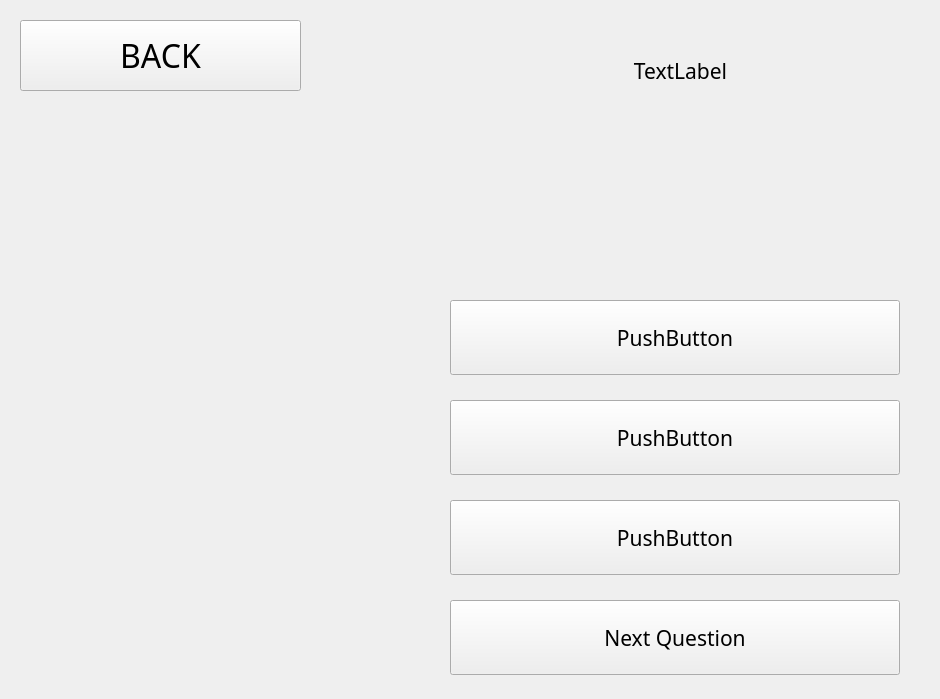
Old version of the form QtDesignerFiles/Quiz.ui in the repository hayrayl/AquaQuestSoftware.
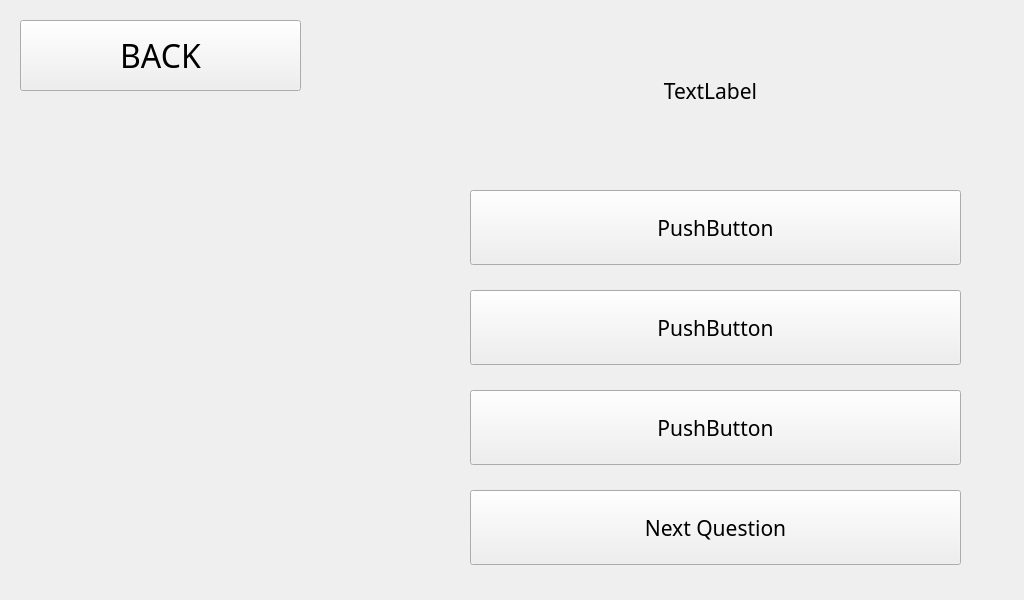
New version of the form.

```diff
--- a/QtDesignerFiles/Quiz.ui
+++ b/QtDesignerFiles/Quiz.ui
@@ -6,8 +6,8 @@
    <rect>
     <x>0</x>
     <y>0</y>
-    <width>940</width>
-    <height>699</height>
+    <width>1024</width>
+    <height>600</height>
    </rect>
   </property>
   <property name="windowTitle">
@@ -49,9 +49,9 @@
   <widget class="QPushButton" name="pushButton_Q_answer1">
    <property name="geometry">
     <rect>
-     <x>450</x>
-     <y>300</y>
-     <width>450</width>
+     <x>470</x>
+     <y>190</y>
+     <width>491</width>
      <height>75</height>
     </rect>
    </property>
@@ -70,8 +70,8 @@
     <rect>
      <x>460</x>
      <y>20</y>
-     <width>441</width>
-     <height>101</height>
+     <width>501</width>
+     <height>141</height>
     </rect>
    </property>
    <property name="font">
@@ -93,9 +93,9 @@
   <widget class="QPushButton" name="pushButton_Q_answer2">
    <property name="geometry">
     <rect>
-     <x>450</x>
-     <y>400</y>
-     <width>450</width>
+     <x>470</x>
+     <y>290</y>
+     <width>491</width>
      <height>75</height>
     </rect>
    </property>
@@ -112,9 +112,9 @@
   <widget class="QPushButton" name="pushButton_Q_answer3">
    <property name="geometry">
     <rect>
-     <x>450</x>
-     <y>500</y>
-     <width>450</width>
+     <x>470</x>
+     <y>390</y>
+     <width>491</width>
      <height>75</height>
     </rect>
    </property>
@@ -133,7 +133,7 @@
     <rect>
      <x>0</x>
      <y>0</y>
-     <width>940</width>
+     <width>1024</width>
      <height>700</height>
     </rect>
    </property>
@@ -144,9 +144,9 @@
   <widget class="QPushButton" name="pushButton_Q_next">
    <property name="geometry">
     <rect>
-     <x>450</x>
-     <y>600</y>
-     <width>450</width>
+     <x>470</x>
+     <y>490</y>
+     <width>491</width>
      <height>75</height>
     </rect>
    </property>
@@ -164,9 +164,9 @@
    <property name="geometry">
     <rect>
      <x>30</x>
-     <y>140</y>
+     <y>100</y>
      <width>411</width>
-     <height>241</height>
+     <height>151</height>
     </rect>
    </property>
    <property name="font">
@@ -188,10 +188,10 @@
   <widget class="QLabel" name="archie">
    <property name="geometry">
     <rect>
-     <x>20</x>
-     <y>270</y>
-     <width>400</width>
-     <height>400</height>
+     <x>50</x>
+     <y>230</y>
+     <width>350</width>
+     <height>350</height>
     </rect>
    </property>
    <property name="text">
```
